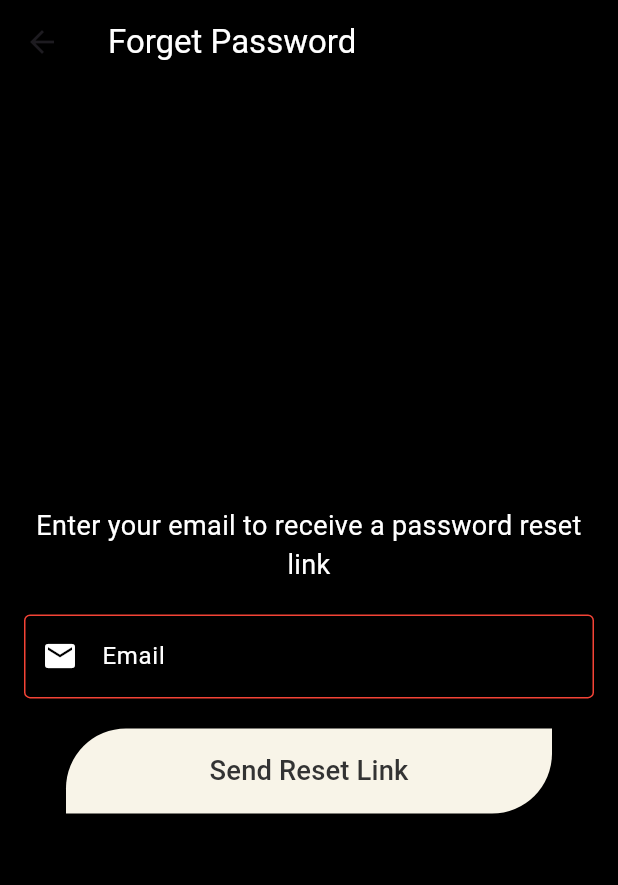
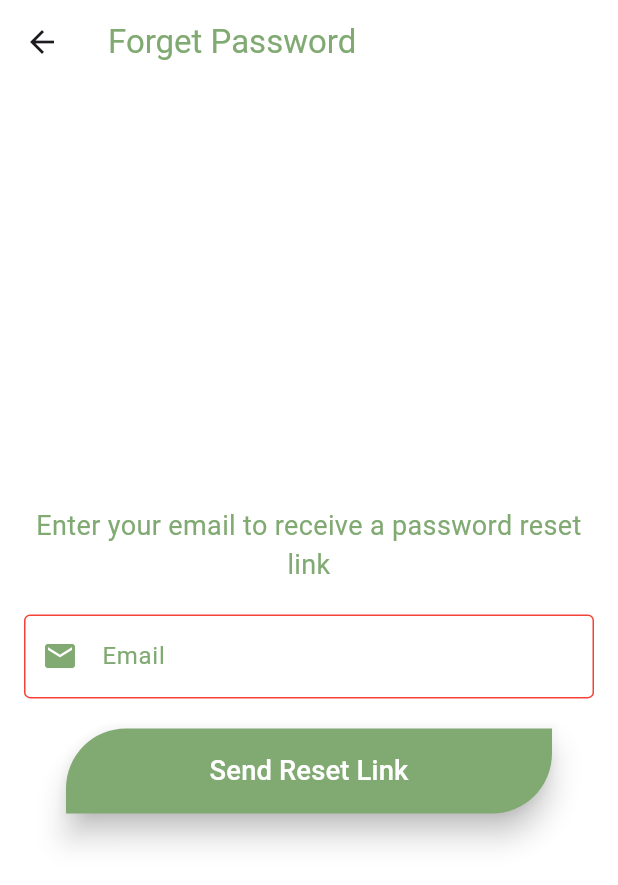
Before and after one commit to SB-Sagor/books_recommandation, a Flutter app: the screen it shows once a user with an empty profile is signed in, item 4 of the bottom bar chosen, after a tap on "Logout", after a tap on "Forgot Password?", on a phone screen of 412 x 824 dp. Shown: the top 885 px of the screen. Run offline on Flutter 3.47's test engine with Material 3 defaults, Android fonts, the phone set to English and light mode, and no system bars; our stand-ins replace cloud_firestore, firebase_auth, firebase_core, firebase_storage, flutter_screenutil, iconsax; accounts and stored records are empty; network calls fail.

Commit message:
changes color

```diff
--- a/lib/common/widgets/buttons/elevated_text_button.dart
+++ b/lib/common/widgets/buttons/elevated_text_button.dart
@@ -17,7 +17,7 @@
         onPressed: onPressed,
         child: Text(
           text,
-          style: TextStyle(color: dark ? UColors.dark : UColors.light),
+          style: TextStyle(color: dark ? UColors.textPrimary : UColors.textSecondary),
         ));
   }
 }
--- a/lib/common/widgets/textfields/custom_textfield.dart
+++ b/lib/common/widgets/textfields/custom_textfield.dart
@@ -41,7 +41,7 @@
       child: TextFormField(
         controller: widget.controller,
         style: widget.textStyle ??
-            TextStyle(color: dark ? UColors.dark : UColors.light),
+            TextStyle(color: dark ? UColors.textSecondary : UColors.textPrimary),
         obscureText: widget.isPassword ? _isObscured : false,
         keyboardType: widget.keyboardType,
         validator: widget.validator,
--- a/lib/features/screens/forget_password/forget_password.dart
+++ b/lib/features/screens/forget_password/forget_password.dart
@@ -1,4 +1,5 @@
 import 'package:book_store/common/widgets/buttons/custom_button.dart';
+import 'package:book_store/utils/constants/color.dart';
 import 'package:flutter/material.dart';
 import 'package:firebase_auth/firebase_auth.dart';
 
@@ -39,13 +40,13 @@
   @override
   Widget build(BuildContext context) {
     return Scaffold(
-      backgroundColor: Colors.black,
+      backgroundColor:UColors.secondary,
       appBar: AppBar(
         title: Text(
           "Forget Password",
-          style: TextStyle(color: Colors.white),
+          style: TextStyle(color: UColors.primary),
         ),
-        backgroundColor: Colors.black,
+        backgroundColor: UColors.secondary,
       ),
       body: Padding(
         padding: const EdgeInsets.all(16.0),
@@ -56,19 +57,19 @@
             children: [
               Text(
                 "Enter your email to receive a password reset link",
-                style: TextStyle(color: Colors.white, fontSize: 18),
+                style: TextStyle(color: UColors.primary, fontSize: 18),
                 textAlign: TextAlign.center,
               ),
               SizedBox(height: 20),
               TextFormField(
                 controller: emailController,
                 keyboardType: TextInputType.emailAddress,
-                style: TextStyle(color: Colors.white),
+                style: TextStyle(color: UColors.primary),
                 decoration: InputDecoration(
                   labelText: "Email",
                   hintText: "Enter your email",
-                  labelStyle: TextStyle(color: Colors.white),
-                  prefixIcon: Icon(Icons.email, color: Colors.white),
+                  labelStyle: TextStyle(color: UColors.primary),
+                  prefixIcon: Icon(Icons.email, color: UColors.primary),
                   enabledBorder: OutlineInputBorder(
                     borderSide: BorderSide(color: Colors.red),
                   ),
--- a/lib/features/screens/login/login_screen.dart
+++ b/lib/features/screens/login/login_screen.dart
@@ -26,8 +26,8 @@
 
   Future<void> loginWithEmail() async {
     try {
-      UserCredential userCredential =
-          await FirebaseAuth.instance.signInWithEmailAndPassword(
+      UserCredential userCredential = await FirebaseAuth.instance
+          .signInWithEmailAndPassword(
             email: emailController.text.trim(),
             password: passwordController.text.trim(),
           );
@@ -36,26 +36,26 @@
 
       if (user != null) {
         if (user.emailVerified) {
-          ScaffoldMessenger.of(context).showSnackBar(
-            SnackBar(content: Text('Login successful!')),
-          );
+          ScaffoldMessenger.of(context)
+              .showSnackBar(SnackBar(content: Text('Login successful!')));
 
           // Navigate to home screen
-          Navigator.pushReplacement(
+          Navigator.pushAndRemoveUntil(
             context,
             MaterialPageRoute(builder: (context) => NavigationMenu()),
+            ((route) => false),
           );
         } else {
           ScaffoldMessenger.of(context).showSnackBar(
             SnackBar(
-                content: Text('Please verify your email before logging in.')),
+              content: Text('Please verify your email before logging in.'),
+            ),
           );
         }
       }
     } on FirebaseAuthException catch (e) {
-      ScaffoldMessenger.of(context).showSnackBar(
-        SnackBar(content: Text(e.message ?? 'Login failed')),
-      );
+      ScaffoldMessenger.of(context)
+          .showSnackBar(SnackBar(content: Text(e.message ?? 'Login failed')));
     }
   }
 
@@ -68,9 +68,7 @@
           Expanded(
             child: Stack(
               children: [
-                ULoginImage(
-                  image: UImages.loginPage,
-                ),
+                ULoginImage(image: UImages.loginPage),
                 Align(
                   alignment: Alignment.bottomCenter,
                   child: SingleChildScrollView(
@@ -80,7 +78,9 @@
                         color: dark ? UColors.primary : UColors.secondary,
                         borderRadius: BorderRadius.only(
                           topLeft: Radius.circular(80),
-                              topRight: Radius.circular(80))),
+                          topRight: Radius.circular(80),
+                        ),
+                      ),
                       child: Form(
                         key: _formKey,
                         child: Column(
@@ -90,13 +90,12 @@
                             Text(
                               "Sign In",
                               style: TextStyle(
-                                  color: Colors.white,
+                                color: UColors.textPrimary,
                                 fontSize: 34,
-                                  fontWeight: FontWeight.bold),
+                                fontWeight: FontWeight.bold,
                               ),
-                            SizedBox(
-                              height: 8,
                             ),
+                            SizedBox(height: 8),
                             CustomTextFormField(
                               controller: emailController,
                               labelText: "Email",
@@ -108,8 +107,8 @@
                                   return "Please enter your email";
                                 }
                                 if (!RegExp(
-                                        r'^[a-zA-Z0-9._%+-]+@[a-zA-Z0-9.-]+\.[a-zA-Z]{2,}$')
-                                    .hasMatch(value)) {
+                                  r'^[a-zA-Z0-9._%+-]+@[a-zA-Z0-9.-]+\.[a-zA-Z]{2,}$',
+                                ).hasMatch(value)) {
                                   return "Enter a valid email";
                                 }
                                 return null;
@@ -137,14 +136,16 @@
                                   context,
                                   MaterialPageRoute(
                                     builder: (context) =>
-                                          ForgotPasswordScreen()),
+                                        ForgotPasswordScreen(),
+                                  ),
                                 );
                               },
-                              child: Text("Forgot Password?",
+                              child: Text(
+                                "Forgot Password?",
                                 style: TextStyle(
-                                      color: dark
-                                          ? UColors.dark
-                                          : UColors.success)),
+                                  color: dark ? UColors.dark : UColors.success,
+                                ),
+                              ),
                             ),
                             customButton("Login", () {
                               if (_formKey.currentState!.validate()) {
@@ -156,7 +157,8 @@
                                 Navigator.push(
                                   context,
                                   MaterialPageRoute(
-                                      builder: (context) => RegisterScreen()),
+                                    builder: (context) => RegisterScreen(),
+                                  ),
                                 );
                               },
                               text: "Don't have an account? Sign up",
--- a/lib/features/screens/signup/register_screen.dart
+++ b/lib/features/screens/signup/register_screen.dart
@@ -102,7 +102,7 @@
                             Text(
                               "Sign Up",
                               style: TextStyle(
-                                color: Colors.white,
+                                color: UColors.textPrimary,
                                 fontSize: 34,
                                 fontWeight: FontWeight.bold,
                               ),
--- a/lib/features/shop/screens/home/home_screen.dart
+++ b/lib/features/shop/screens/home/home_screen.dart
@@ -1,6 +1,5 @@
 import 'dart:async';
 import 'package:book_store/controller/home_helper.dart';
-import 'package:book_store/features/screens/login/login_screen.dart';
 import 'package:book_store/services/book_service.dart';
 import 'package:book_store/utils/constants/color.dart';
 import 'package:book_store/utils/helpers/helper_functions.dart';
@@ -84,12 +83,14 @@
   Widget build(BuildContext context) {
     bool dark = UHelperFunctions.isDarkMode(context);
     return Scaffold(
-      backgroundColor: dark ? UColors.white : UColors.dark,
+      backgroundColor: dark ? UColors.primary : UColors.secondary,
       appBar: AppBar(
-        title: Text("Book Recommended",
-            style: TextStyle(
-                color: dark ? UColors.dark : UColors.light,
-                fontWeight: FontWeight.bold)),
+        title: Center(
+          child: Text("Book Recommended",
+              style: TextStyle(
+                  color:UColors.primary,
+                  fontWeight: FontWeight.bold)),
+        ),
         backgroundColor: dark ? UColors.primary : UColors.secondary,
       ),
       body: Column(
@@ -112,11 +113,11 @@
     return Padding(
       padding: const EdgeInsets.all(16.0),
       child: TextField(
-        style: TextStyle(color: dark ? UColors.secondary : UColors.primary),
+        style: TextStyle(color: dark ? UColors.textSecondary : UColors.textPrimary),
         controller: searchController,
         decoration: InputDecoration(
           labelText: "Search Books",
-          labelStyle: TextStyle(color: dark ? UColors.accent : UColors.accent),
+          labelStyle: TextStyle(color: dark ? UColors.textSecondary : UColors.textPrimary),
           hintText: "Enter book name...",
           prefixIcon: const Icon(Icons.search),
           border: OutlineInputBorder(borderRadius: BorderRadius.circular(22.0)),
@@ -138,7 +139,7 @@
                   style: TextStyle(
                       fontSize: 20,
                       fontWeight: FontWeight.bold,
-                      color: dark ? UColors.secondary : UColors.primary)),
+                      color: dark ? UColors.textSecondary : UColors.textPrimary)),
             ),
             SizedBox(
               height: 220,
@@ -165,7 +166,7 @@
       return Center(
           child: Text(
         "No recommendations found",
-        style: TextStyle(color: dark ? UColors.primary : UColors.secondary),
+        style: TextStyle(color: dark ? UColors.textSecondary : UColors.textPrimary),
       ));
     }
     return ListView.builder(
--- a/lib/features/shop/screens/home/profile/user.dart
+++ b/lib/features/shop/screens/home/profile/user.dart
@@ -17,7 +17,7 @@
     final bool dark = UHelperFunctions.isDarkMode(context);
 
     return Scaffold(
-      backgroundColor: dark ? UColors.light : UColors.dark,
+      backgroundColor: dark ? UColors.primary : UColors.secondary,
       appBar: AppBar(
         backgroundColor: dark ? UColors.primary : UColors.secondary,
       ),
@@ -93,7 +93,7 @@
       title: Text(
         title,
         style: TextStyle(
-          color: dark ? UColors.secondary : UColors.primary,
+          color: dark ? UColors.textSecondary : UColors.textPrimary,
           fontSize: 16,
         ),
       ),
--- a/lib/features/shop/screens/home/reply.dart
+++ b/lib/features/shop/screens/home/reply.dart
@@ -15,11 +15,11 @@
     bool dark = UHelperFunctions.isDarkMode(context);
 
     return Scaffold(
-      backgroundColor: dark ? UColors.light : UColors.dark,
+      backgroundColor: dark ? UColors.primary : UColors.secondary,
       appBar: AppBar(
         title: Text(
           "Replies",
-          style: TextStyle(color: dark ? UColors.dark : UColors.light),
+          style: TextStyle(color: dark ? UColors.textSecondary : UColors.textPrimary),
         ),
         backgroundColor: dark ? UColors.primary : UColors.secondary,
       ),
--- a/lib/features/shop/screens/home/request.dart
+++ b/lib/features/shop/screens/home/request.dart
@@ -87,11 +87,11 @@
     bool dark = UHelperFunctions.isDarkMode(context);
 
     return Scaffold(
-      backgroundColor: dark ? UColors.light : UColors.dark,
+      backgroundColor: dark ? UColors.primary : UColors.secondary,
       appBar: AppBar(
         title: Text("Submit Book Request",
             style: TextStyle(
-                color: dark ? UColors.dark : UColors.light, fontSize: 18.sp)),
+                color: dark ? UColors.textSecondary : UColors.textSecondary, fontSize: 18.sp)),
         backgroundColor: dark ? UColors.primary : UColors.secondary,
       ),
       body: SingleChildScrollView(
--- a/lib/navigation_menu.dart
+++ b/lib/navigation_menu.dart
@@ -24,34 +24,34 @@
           elevation: 0,
           backgroundColor: dark ? UColors.primary : UColors.secondary,
           indicatorColor: dark
-              ? UColors.secondary.withValues(alpha: 0.6)
-              : UColors.primary.withValues(alpha: 0.6),
+              ? UColors.primary.withValues(alpha: 0.6)
+              : UColors.secondary.withValues(alpha: 0.6),
           selectedIndex: controller.selectedIndex,
           onDestinationSelected: controller.updateIndex,
           destinations: [
             NavigationDestination(
                 icon: Icon(
                   Iconsax.home,
-                  color: UColors.accent,
+                  color: UColors.primary,
                 ),
                 label: 'Home'),
             NavigationDestination(
               icon: Icon(
                 Iconsax.repeat,
-                color: UColors.accent,
+                color: UColors.primary,
               ),
               label: 'Reply',
             ),
             NavigationDestination(
                 icon: Icon(
                   Iconsax.send,
-                  color: UColors.accent,
+                  color: UColors.primary,
                 ),
                 label: 'Request'),
             NavigationDestination(
               icon: Icon(
                 Iconsax.user,
-                color: UColors.accent,
+                color: UColors.primary,
               ),
               label: 'Profile',
             ),
--- a/lib/utils/constants/color.dart
+++ b/lib/utils/constants/color.dart
@@ -1,4 +1,3 @@
-import 'dart:ui';
 
 import 'package:flutter/material.dart';
 
@@ -6,14 +5,14 @@
   UColors._();
 
 // App theme colors
-  static const Color primary = Color(0xfff8f4e8);
-  static const Color secondary = Color(0xFF333333);
-  static const Color accent = Color(0xFFb0c7ff);
+  static const Color primary = Color(0xff81aa73);
+  static const Color secondary = Color(0xFFFFFFFF);
+  static const Color accent = Color(0xff64caca);
 
   // Text colors
-  static const Color textPrimary = Color(0xFF333333);
-  static const Color textSecondary = Color(0xFF6C757D);
-  static const Color textWhite = Colors.white;
+  static const Color textPrimary = Color(0xFF000000);
+  static const Color textSecondary = Color(0xFF6D8897);
+  static const Color textWhite = Color(0xFBFE1B7);
 
   // Background colors
   static const Color light = Color(0xFFF6F6F6);
@@ -25,8 +24,8 @@
   static Color darkContainer = UColors.white.withValues(alpha: 0.1);
 
   // Button colors
-  static const Color buttonPrimary = Color(0xFF4b68ff);
-  static const Color buttonSecondary = Color(0xFF6C757D);
+  static const Color buttonPrimary = Color(0xff81aa73);
+  static const Color buttonSecondary = Color(0xFF68A0D1);
   static const Color buttonDisabled = Color(0xFFC4C4C4);
 
   // Border colors
```
Also changed, not shown: lib/widgets/book_card.dart (+7 -2 lines). Lines whose indentation alone changed are shown as unchanged.
